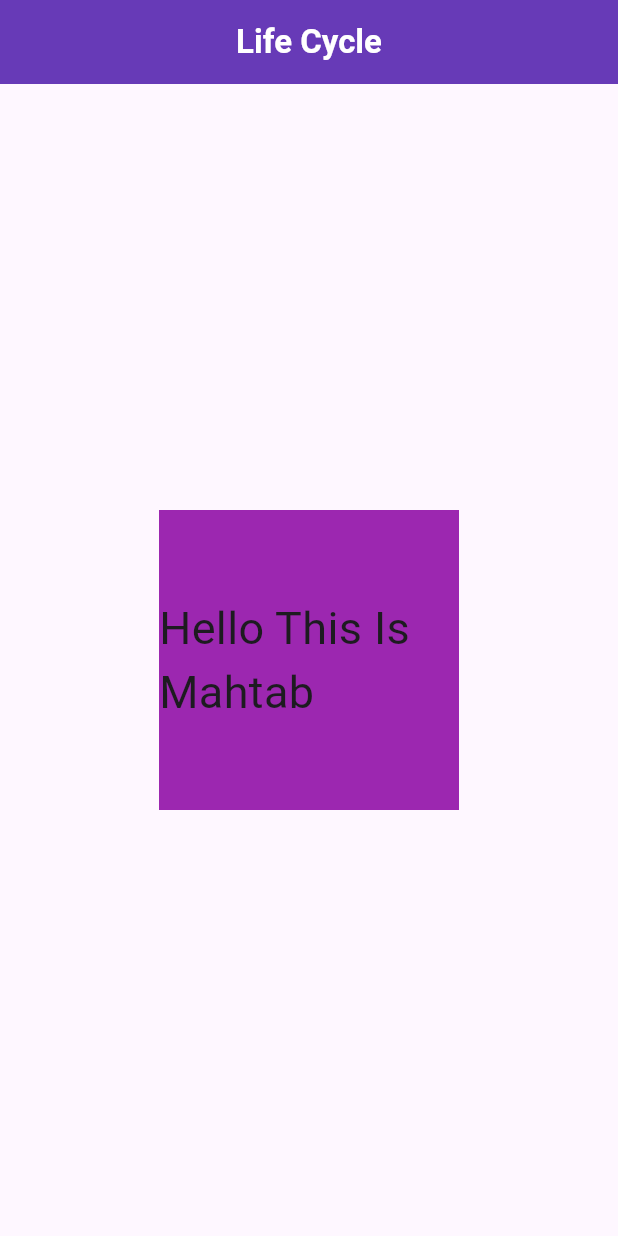
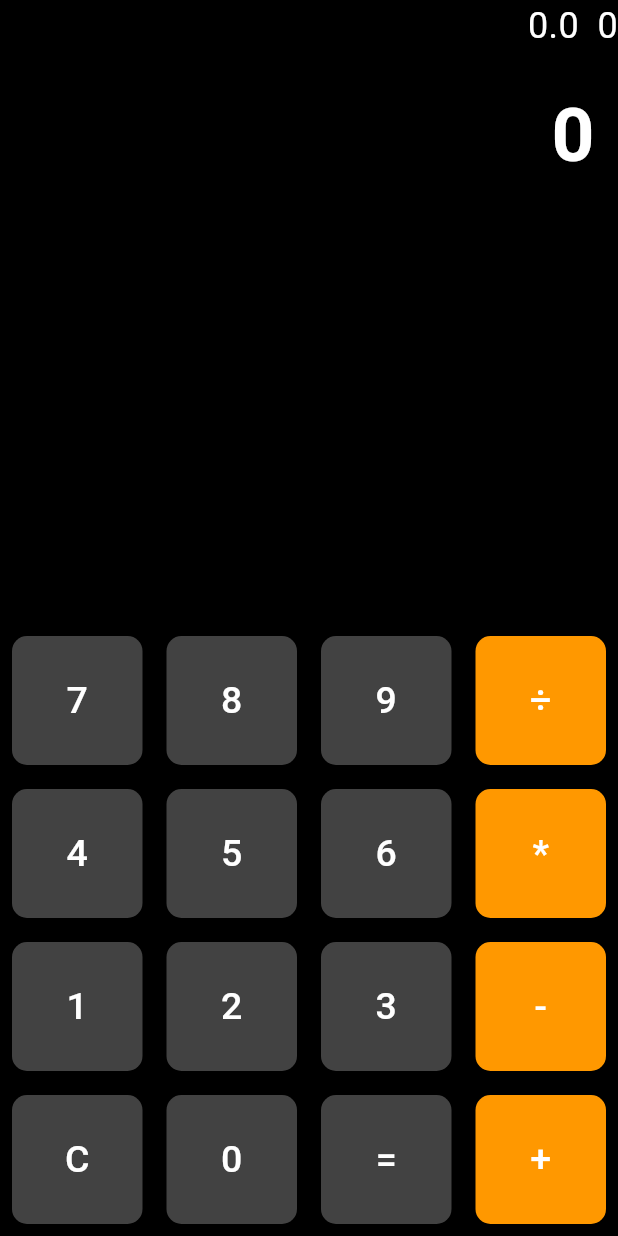
Before and after one commit to Md-Mahfuzul-Hoque/flutter_13, a Flutter app: the screen it shows after launch, on a phone screen of 412 x 824 dp. Run offline on Flutter 3.47's test engine with Material 3 defaults, Android fonts, the phone set to English and light mode, and no system bars; our stand-ins replace flutter_screenutil.

Commit message:
module_12  Commit calculator.dart widget build_button.dart

```diff
--- a/lib/app.dart
+++ b/lib/app.dart
@@ -1,6 +1,7 @@
 import 'package:flutter/material.dart';
 import 'package:flutter_13/module_11/class_2.dart';
 import 'package:flutter_13/module_11/class_3.dart';
+import 'package:flutter_13/module_12/calculator.dart';
 import 'package:flutter_13/module_12/class_1.dart';
 import 'package:flutter_13/module_12/class_2.dart';
 import 'package:flutter_screenutil/flutter_screenutil.dart';
@@ -87,7 +88,7 @@ class MyApp extends StatelessWidget {
         themeMode: ThemeMode.light,
         title: 'Batch-13',
         home: ThemeTest(),
-        initialRoute: 'LifeCycle',
+        initialRoute: 'Calculator',
         routes: {
           '/home': (context) => Home(),
           'btns': (context) => Buttongrp(),
@@ -102,6 +103,7 @@ class MyApp extends StatelessWidget {
           'Todo': (context) => Todo(),
           'StateClass':(context) => StateClass(),
           'LifeCycle':(context) => LifeCycle(),
+          'Calculator':(context) => Calculator(),
         },
       );
 
--- /dev/null
+++ b/lib/module_12/calculator.dart
@@ -0,0 +1,133 @@
+import 'package:flutter/material.dart';
+import 'package:flutter_13/module_12/widget/build_button.dart';
+
+class Calculator extends StatefulWidget {
+  const Calculator({super.key});
+
+  @override
+  State<Calculator> createState() => _CalculatorState();
+}
+
+class _CalculatorState extends State<Calculator> {
+
+  String _output ='0';
+  String _input ='0';
+  String _ope ='';
+  double num1 = 0;
+  double num2 = 0;
+
+  void buttonPress(String value){
+    print('Button Pressed $value');
+
+    setState(() {
+
+      if(value == 'C'){
+        _output = '0';
+        _input = '0';
+        _ope = '';
+        num1 = 0;
+        num2 = 0;
+
+      }else if(value == '=') {
+        num2 = double.parse(_input);
+        if (_ope == '+') {
+          _output = (num1 + num2).toString();
+        } else if (_ope == '-') {
+          _output = (num1 - num2).toString();
+        } else if (_ope == '*') {
+          _output = (num1 * num2).toString();
+        } else if (_ope == '÷') {
+          _output = num2 != 0 ? (num1 / num2).toString() : 'Error';
+        } else if(_ope == '%'){
+          _output = (double.parse(_input)/100).toString();
+          _input = _output;
+        }
+      } else if(['+','-','*','÷'].contains(value)){
+        num1 = double.parse(_input) ;
+        _ope = value;
+        _input = '';
+        return;
+      } else{
+        if(_input == '0'){
+          _input = value;
+        } else {
+          _input += value;
+        }
+        _output = _input;
+      }
+      print(_output);
+    });
+  }
+
+  @override
+  Widget build(BuildContext context) {
+    return Scaffold(
+      backgroundColor: Colors.black,
+      body: SafeArea(
+        child: Column(
+          children: [
+            Expanded(
+              child: Container(
+                alignment: Alignment.bottomRight,
+                child: Column(
+                  children: [
+                    Text('$num1 $_ope $_input',
+                    style: TextStyle(
+                      color: Colors.white,
+                      fontSize: 24,
+                    ),
+                    ),
+                    SizedBox(
+                      height: 20,
+                    ),
+                    Text(_output,
+                      style: TextStyle(
+                        fontSize: 50,
+                        color: Colors.white,
+                        fontWeight: FontWeight.bold,
+                      ),
+                    ),
+                  ],
+                ),
+              ),
+            ),
+
+            Row(
+              children: [
+                BuildButton(onclick: () => buttonPress('7'), text: '7',),
+                BuildButton(onclick: () => buttonPress('8'), text: '8',),
+                BuildButton(onclick: () => buttonPress('9'), text: '9',),
+                BuildButton(onclick: () => buttonPress('÷'), text: '÷',color: Colors.orange,),
+              ],
+            ),
+            Row(
+              children: [
+                BuildButton(onclick: () => buttonPress('4'), text: '4',),
+                BuildButton(onclick: () => buttonPress('5'), text: '5',),
+                BuildButton(onclick: () => buttonPress('6'), text: '6',),
+                BuildButton(onclick: () => buttonPress('*'), text: '*',color: Colors.orange,),
+              ],
+            ),
+            Row(
+              children: [
+                BuildButton(onclick: () => buttonPress('1'), text: '1',),
+                BuildButton(onclick: () => buttonPress('2'), text: '2',),
+                BuildButton(onclick: () => buttonPress('3'), text: '3',),
+                BuildButton(onclick: () => buttonPress('-'), text: '-',color: Colors.orange,),
+              ],
+            ),
+            Row(
+              children: [
+                BuildButton(onclick: () => buttonPress('C'), text: 'C',),
+                BuildButton(onclick: () => buttonPress('0'), text: '0',),
+                BuildButton(onclick: () => buttonPress('='), text: '=',),
+                BuildButton(onclick: () => buttonPress('+'), text: '+',color: Colors.orange,),
+              ],
+            ),
+
+          ],
+        ),
+      ),
+    );
+  }
+}
--- /dev/null
+++ b/lib/module_12/widget/build_button.dart
@@ -0,0 +1,40 @@
+import 'package:flutter/material.dart';
+
+class BuildButton extends StatelessWidget {
+  String text;
+  Color ? color;
+  final VoidCallback onclick;
+   BuildButton({
+    super.key,
+
+    required this.onclick,
+    required this.text,
+    this.color
+
+  });
+
+  @override
+  Widget build(BuildContext context) {
+    return Expanded(
+      child: Padding(
+        padding: const EdgeInsets.all(8.0),
+        child: ElevatedButton(
+          style: ElevatedButton.styleFrom(
+            padding: EdgeInsets.all(25),
+            shape: RoundedRectangleBorder(
+              borderRadius: BorderRadius.circular(10),
+            ),
+            backgroundColor: color ?? Colors.grey[800],
+          ),
+          onPressed: onclick,
+          child: Text(text,
+            style: TextStyle(
+              fontSize: 25,
+              color: Colors.white,
+            ),
+          ),
+        ),
+      ),
+    );
+  }
+}
```
